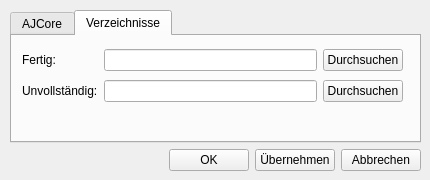
Above: CiderPress_AJ_GUI/settings_widget.ui from DerDudemeister046/AJ_Qt_GUI before the change. Below: the same form after it.
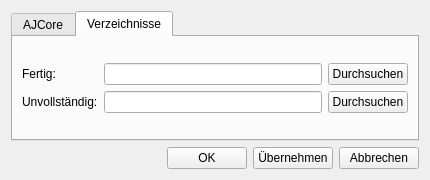
That is the form after the change. The open tabs and pages were chosen to show the change.

What changed in the file:
```diff
--- a/CiderPress_AJ_GUI/settings_widget.ui
+++ b/CiderPress_AJ_GUI/settings_widget.ui
@@ -13,15 +13,8 @@
   <property name="windowTitle">
    <string>Form</string>
   </property>
-  <widget class="QWidget" name="verticalLayoutWidget">
-   <property name="geometry">
-    <rect>
-     <x>10</x>
-     <y>10</y>
-     <width>411</width>
-     <height>161</height>
-    </rect>
-   </property>
+  <layout class="QGridLayout" name="gridLayout_3">
+   <item row="0" column="0">
    <layout class="QVBoxLayout" name="verticalLayout">
     <item>
      <widget class="QTabWidget" name="tabWidget">
@@ -119,15 +112,8 @@
        <attribute name="title">
         <string>Verzeichnisse</string>
        </attribute>
-       <widget class="QWidget" name="gridLayoutWidget_2">
-        <property name="geometry">
-         <rect>
-          <x>10</x>
-          <y>10</y>
-          <width>381</width>
-          <height>61</height>
-         </rect>
-        </property>
+        <layout class="QGridLayout" name="gridLayout_5">
+         <item row="0" column="0">
         <layout class="QGridLayout" name="gridLayout_2">
          <item row="0" column="2">
           <widget class="QPushButton" name="complete_browse_btn">
@@ -170,7 +156,8 @@
           </widget>
          </item>
         </layout>
-       </widget>
+         </item>
+        </layout>
       </widget>
      </widget>
     </item>
@@ -213,7 +200,8 @@
      </layout>
     </item>
    </layout>
-  </widget>
+   </item>
+  </layout>
  </widget>
  <tabstops>
   <tabstop>tabWidget</tabstop>
```
Left out of the diff: 19 changed lines with no effect on the pictures. Lines whose indentation alone changed are shown as unchanged.
